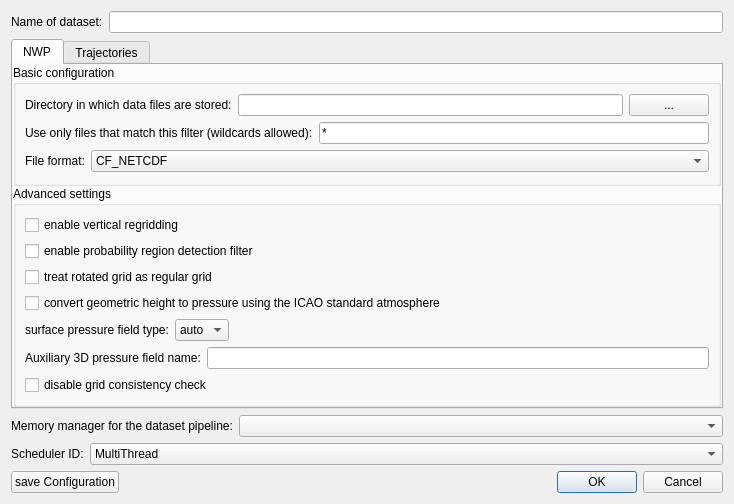
Old version of the form src/gxfw/adddatasetdialog.ui in the repository chrismile/met.3d.
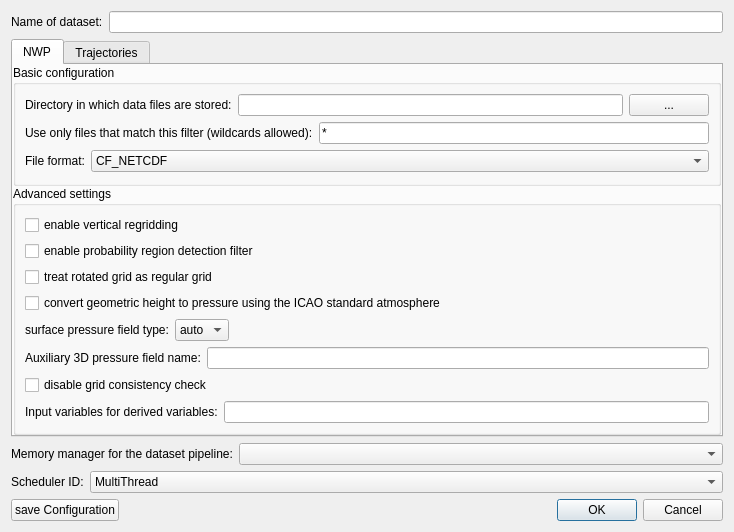
New version of the form.

Commit message: adapted add new data set dialog to changes

Patch:
```diff
--- a/src/gxfw/adddatasetdialog.ui
+++ b/src/gxfw/adddatasetdialog.ui
@@ -7,7 +7,7 @@
     <x>0</x>
     <y>0</y>
     <width>734</width>
-    <height>492</height>
+    <height>496</height>
    </rect>
   </property>
   <property name="windowTitle">
@@ -273,6 +273,20 @@
             </property>
            </widget>
           </item>
+          <item>
+           <layout class="QHBoxLayout" name="horizontalLayout_9">
+            <item>
+             <widget class="QLabel" name="label_8">
+              <property name="text">
+               <string>Input variables for derived variables:</string>
+              </property>
+             </widget>
+            </item>
+            <item>
+             <widget class="QLineEdit" name="inputVarsForDerivedVarsLineEdit"/>
+            </item>
+           </layout>
+          </item>
          </layout>
         </widget>
        </item>
```
The commit also changes 2 other files.
